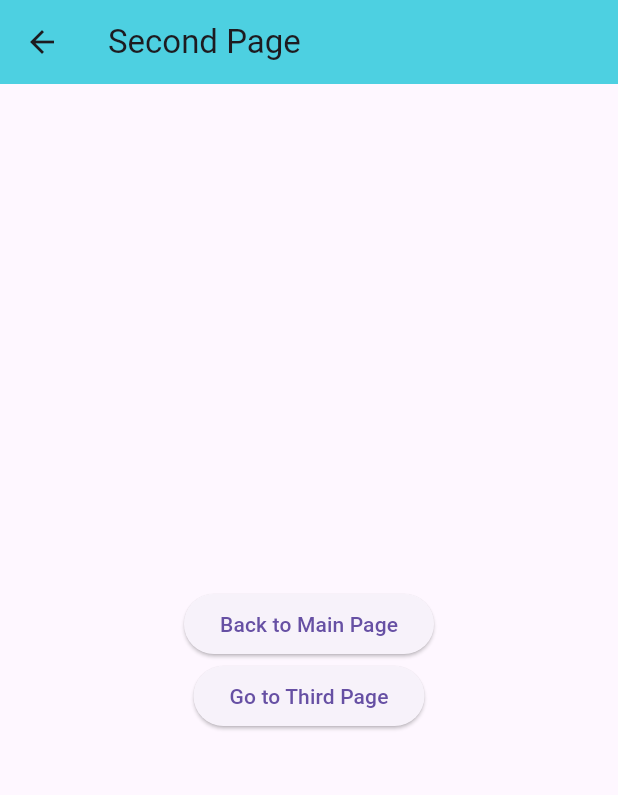
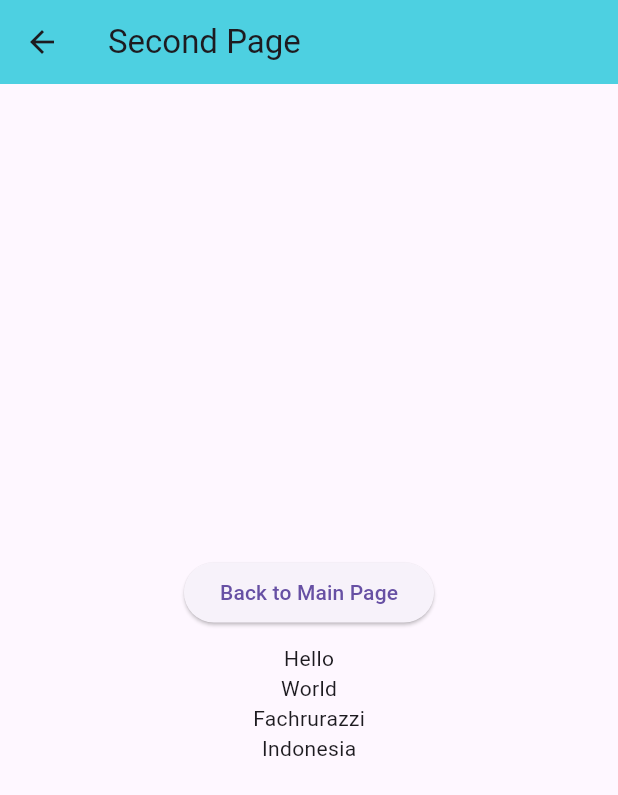
Before and after one commit to razzytirta/roadmap-belajar-flutter, a Flutter app: the screen it shows after launch, after a tap on "Login", after a tap on "Go to Second Page", on a phone screen of 412 x 824 dp. Shown: the top 795 px of the screen. Run offline on Flutter 3.47's test engine with Material 3 defaults, Android fonts, the phone set to English and light mode, and no system bars; our stand-ins replace audioplayers, bloc, cloud_firestore, equatable, firebase_auth, firebase_core and 13 more; missing offline and left inert: division, onesignal_flutter, qrscan; accounts and stored records are empty; generated files the repository leaves out were written again.

Commit message:
Get Navigation Part 2 Page Route

```diff
--- a/getx_navigation_80/lib/login_page.dart
+++ b/getx_navigation_80/lib/login_page.dart
@@ -11,7 +11,7 @@ class LoginPage extends StatelessWidget {
       body: Center(
         child: ElevatedButton(
           onPressed: () {
-            Get.off(const MainPage());
+            Get.offNamed('/main');
           },
           child: const Text("Login"),
         ),
--- a/getx_navigation_80/lib/main.dart
+++ b/getx_navigation_80/lib/main.dart
@@ -1,6 +1,8 @@
 import 'package:flutter/material.dart';
 import 'package:get/get.dart';
 import 'package:getx_navigation_80/login_page.dart';
+import 'package:getx_navigation_80/main_page.dart';
+import 'package:getx_navigation_80/second_page.dart';
 
 void main() {
   runApp(const MyApp());
@@ -11,9 +13,17 @@ class MyApp extends StatelessWidget {
 
   @override
   Widget build(BuildContext context) {
-    return const GetMaterialApp(
+    return GetMaterialApp(
+      initialRoute: '/',
+      getPages: [
+        GetPage(name: '/', page: () => const LoginPage()),
+        GetPage(
+            name: '/second',
+            page: () => const SecondPage(),
+            transition: Transition.zoom),
+        GetPage(name: '/main', page: () => const MainPage()),
+      ],
       debugShowCheckedModeBanner: false,
-      home: LoginPage(),
     );
   }
 }
--- a/getx_navigation_80/lib/main_page.dart
+++ b/getx_navigation_80/lib/main_page.dart
@@ -14,9 +14,8 @@ class MainPage extends StatelessWidget {
       body: Center(
         child: ElevatedButton(
           onPressed: () {
-            Get.to(const SecondPage(),
-                transition: Transition.zoom,
-                duration: const Duration(seconds: 2));
+            Get.toNamed('/second?name=Fachrurazzi&address=Indonesia',
+                arguments: ['Hello', 'World']);
           },
           child: const Text("Go to Second Page"),
         ),
--- a/getx_navigation_80/lib/second_page.dart
+++ b/getx_navigation_80/lib/second_page.dart
@@ -22,13 +22,27 @@ class SecondPage extends StatelessWidget {
               },
               child: const Text("Back to Main Page"),
             ),
-            ElevatedButton(
-              onPressed: () async {
-                String? result = await Get.to<String>(const ThirdPage());
-                print("===>$result");
-              },
-              child: const Text("Go to Third Page"),
+            const SizedBox(
+              height: 10,
             ),
+            Column(
+              children: (Get.arguments as List<String>)
+                      .map(
+                        (e) => Text(e),
+                      )
+                      .toList() +
+                  [
+                    Text(Get.parameters['name']!),
+                    Text(Get.parameters['address']!),
+                  ],
+            )
+            // ElevatedButton(
+            //   onPressed: () async {
+            //     String? result = await Get.to<String>(const ThirdPage());
+            //     print("===>$result");
+            //   },
+            //   child: const Text("Go to Third Page"),
+            // ),
           ],
         ),
       ),
```
